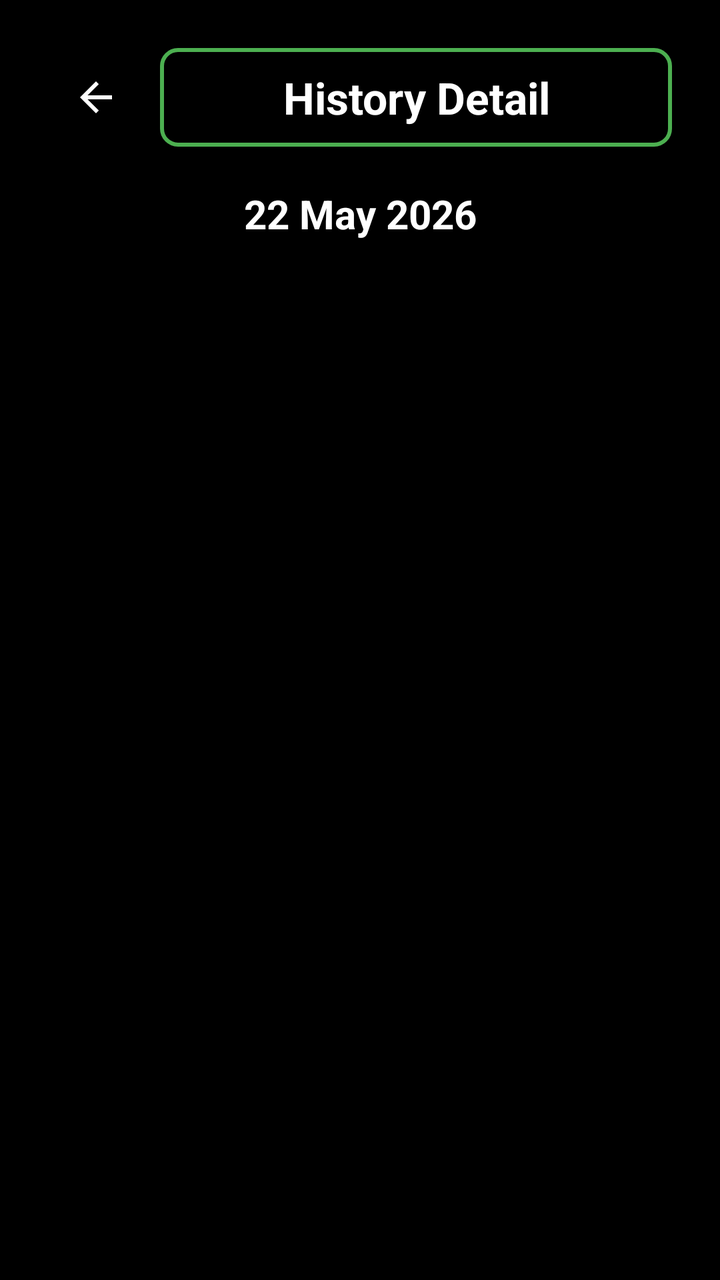
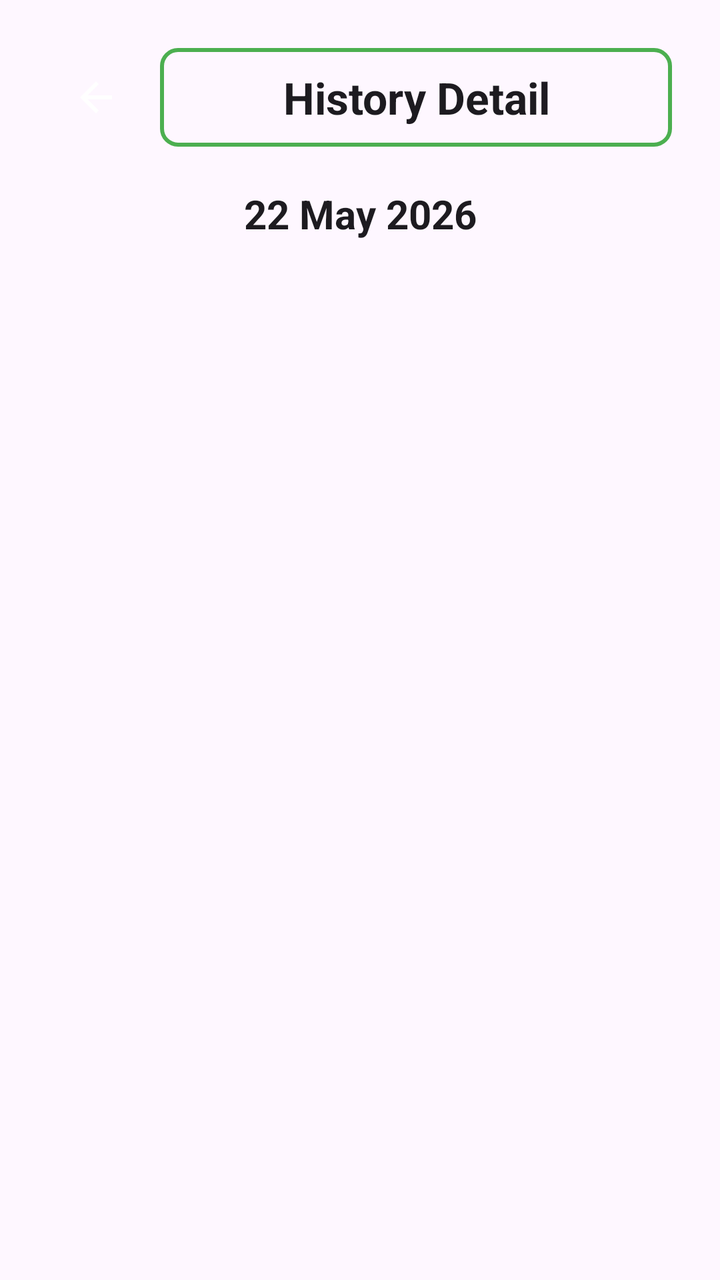

An Android layout rendered at two revisions. The XML below is the earlier revision; the diff shows what the commit changed to produce the second picture.
<!-- AndroidManifest.xml: application theme Theme.VITeacherToolkit -->
<!-- res/layout/activity_history_detail.xml -->
<?xml version="1.0" encoding="utf-8"?>
<LinearLayout xmlns:android="http://schemas.android.com/apk/res/android"
    android:layout_width="match_parent"
    android:layout_height="match_parent"
    android:orientation="vertical"
    android:background="#000000"
    android:padding="24dp">

    
    <LinearLayout
        android:layout_width="match_parent"
        android:layout_height="wrap_content"
        android:orientation="horizontal"
        android:gravity="center_vertical"
        android:layout_marginBottom="20dp">

        <ImageButton
            android:id="@+id/btnBack"
            android:layout_width="48dp"
            android:layout_height="48dp"
            android:src="?android:attr/actionModeCloseDrawable"
            android:background="?android:attr/selectableItemBackground"
            android:tint="#FFFFFF"
            android:contentDescription="Go back"
            android:importantForAccessibility="yes" />

        <TextView
            android:id="@+id/tvTitle"
            android:layout_width="0dp"
            android:layout_height="wrap_content"
            android:layout_weight="1"
            android:text="History Detail"
            android:textColor="#FFFFFF"
            android:textSize="22sp"
            android:textStyle="bold"
            android:gravity="center"
            android:background="@drawable/border_green"
            android:layout_marginStart="8dp"
            android:accessibilityHeading="true"
            android:importantForAccessibility="yes" />

    </LinearLayout>

    
    <TextView
        android:id="@+id/tvSelectedDate"
        android:layout_width="match_parent"
        android:layout_height="wrap_content"
        android:text="22 May 2026"
        android:textColor="#FFFFFF"
        android:textSize="20sp"
        android:textStyle="bold"
        android:gravity="center"
        android:layout_marginBottom="24dp"
        android:importantForAccessibility="yes" />

    
    <androidx.recyclerview.widget.RecyclerView
        android:id="@+id/rvSessionCards"
        android:layout_width="match_parent"
        android:layout_height="0dp"
        android:layout_weight="1"
        android:importantForAccessibility="yes" />

</LinearLayout>
<!-- resources referenced by this layout -->
<resources>
  <!-- drawable border_green (drawable) -->
  <?xml version="1.0" encoding="utf-8"?>
  <shape xmlns:android="http://schemas.android.com/apk/res/android"
      android:shape="rectangle">
      <stroke
          android:width="2dp"
          android:color="#FF4CAF50" /> 
      <padding
          android:left="16dp"
          android:top="10dp"
          android:right="16dp"
          android:bottom="10dp" />
      <corners
          android:radius="8dp" />
  </shape>
  <style name="Theme.VITeacherToolkit" parent="Base.Theme.VITeacherToolkit" />
  <style name="Base.Theme.VITeacherToolkit" parent="Theme.Material3.DayNight.NoActionBar">
          
          <item name="colorPrimary">@color/lavender</item>
          <item name="colorOnPrimary">@color/black</item>
  
          
          <item name="android:spinnerStyle">@style/CustomSpinnerStyle</item>
          <item name="android:spinnerItemStyle">@style/CustomSpinnerItemStyle</item>
          <item name="android:spinnerDropDownItemStyle">@style/CustomSpinnerDropDownItemStyle</item>
          <item name="spinnerDropDownItemStyle">@style/CustomSpinnerDropDownItemStyle</item>
      </style>
  <color name="lavender">#FFE1BEE7</color>
  <color name="black">#FF000000</color>
  <style name="CustomSpinnerStyle" parent="Widget.AppCompat.Spinner">
          <item name="android:popupBackground">@color/grey_dark</item>
      </style>
  <style name="CustomSpinnerItemStyle" parent="Widget.AppCompat.TextView.SpinnerItem">
          <item name="android:textColor">@color/white</item>
          <item name="android:textSize">16sp</item>
      </style>
  <style name="CustomSpinnerDropDownItemStyle" parent="Widget.AppCompat.DropDownItem.Spinner">
          <item name="android:textColor">@color/white</item>
          <item name="android:background">@color/grey_dark</item>
          <item name="android:checkMarkTint">@color/lavender</item>
          <item name="android:textSize">16sp</item>
          <item name="android:padding">12dp</item>
      </style>
  <color name="grey_dark">#FF333333</color>
  <color name="white">#FFFFFFFF</color>
</resources>

<!-- the commit's change to res/layout/activity_history_detail.xml (unified diff, before → after) -->
@@ -3,7 +3,7 @@
     android:layout_width="match_parent"
     android:layout_height="match_parent"
     android:orientation="vertical"
-    android:background="#000000"
+    android:background="?android:attr/windowBackground"
     android:padding="24dp">
 
     
@@ -30,7 +30,7 @@
             android:layout_height="wrap_content"
             android:layout_weight="1"
             android:text="History Detail"
-            android:textColor="#FFFFFF"
+            android:textColor="?android:attr/textColorPrimary"
             android:textSize="22sp"
             android:textStyle="bold"
             android:gravity="center"
@@ -47,7 +47,7 @@
         android:layout_width="match_parent"
         android:layout_height="wrap_content"
         android:text="22 May 2026"
-        android:textColor="#FFFFFF"
+        android:textColor="?android:attr/textColorPrimary"
         android:textSize="20sp"
         android:textStyle="bold"
         android:gravity="center"
<!-- resource entries referenced after the edit -->
@@ -30,20 +30,20 @@
   <color name="lavender">#FFE1BEE7</color>
   <color name="black">#FF000000</color>
   <style name="CustomSpinnerStyle" parent="Widget.AppCompat.Spinner">
-          <item name="android:popupBackground">@color/grey_dark</item>
+          <item name="android:popupBackground">@color/white</item>
       </style>
   <style name="CustomSpinnerItemStyle" parent="Widget.AppCompat.TextView.SpinnerItem">
-          <item name="android:textColor">@color/white</item>
+          <item name="android:textColor">@color/black</item>
           <item name="android:textSize">16sp</item>
       </style>
   <style name="CustomSpinnerDropDownItemStyle" parent="Widget.AppCompat.DropDownItem.Spinner">
-          <item name="android:textColor">@color/white</item>
-          <item name="android:background">@color/grey_dark</item>
-          <item name="android:checkMarkTint">@color/lavender</item>
+          <item name="android:textColor">@color/black</item>
+          <item name="android:background">@color/white</item>
+          <item name="android:checkMarkTint">@color/lavender_dark</item>
           <item name="android:textSize">16sp</item>
           <item name="android:padding">12dp</item>
       </style>
-  <color name="grey_dark">#FF333333</color>
   <color name="white">#FFFFFFFF</color>
+  <color name="lavender_dark">#FFB080FF</color>
 </resources>
 
